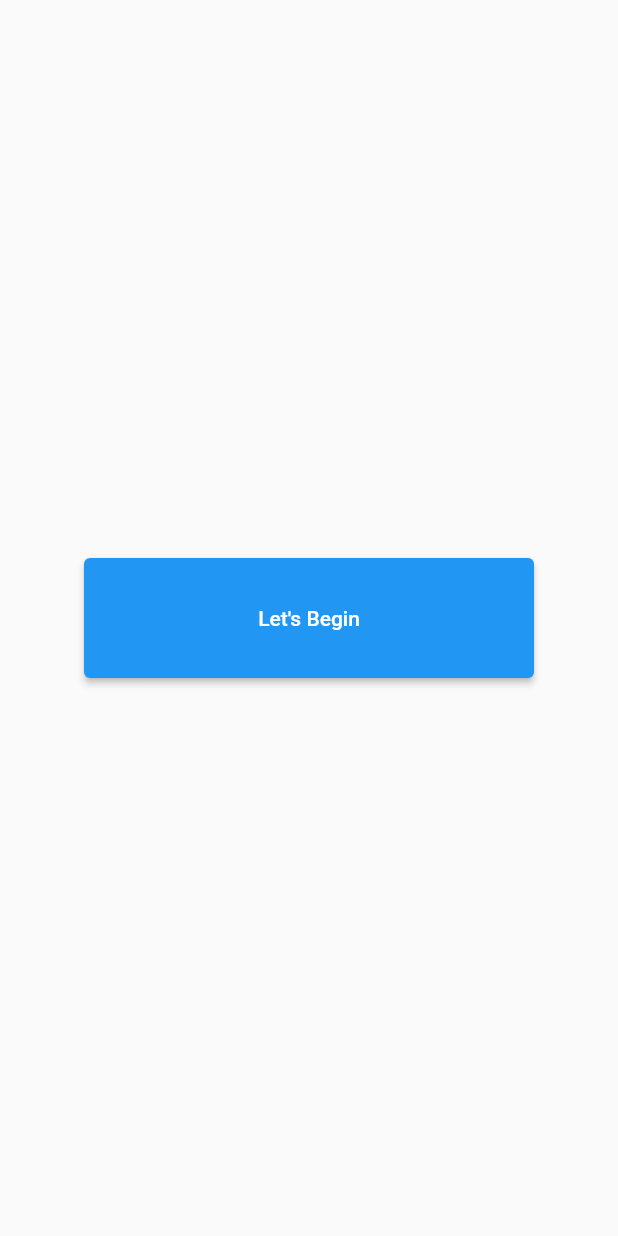
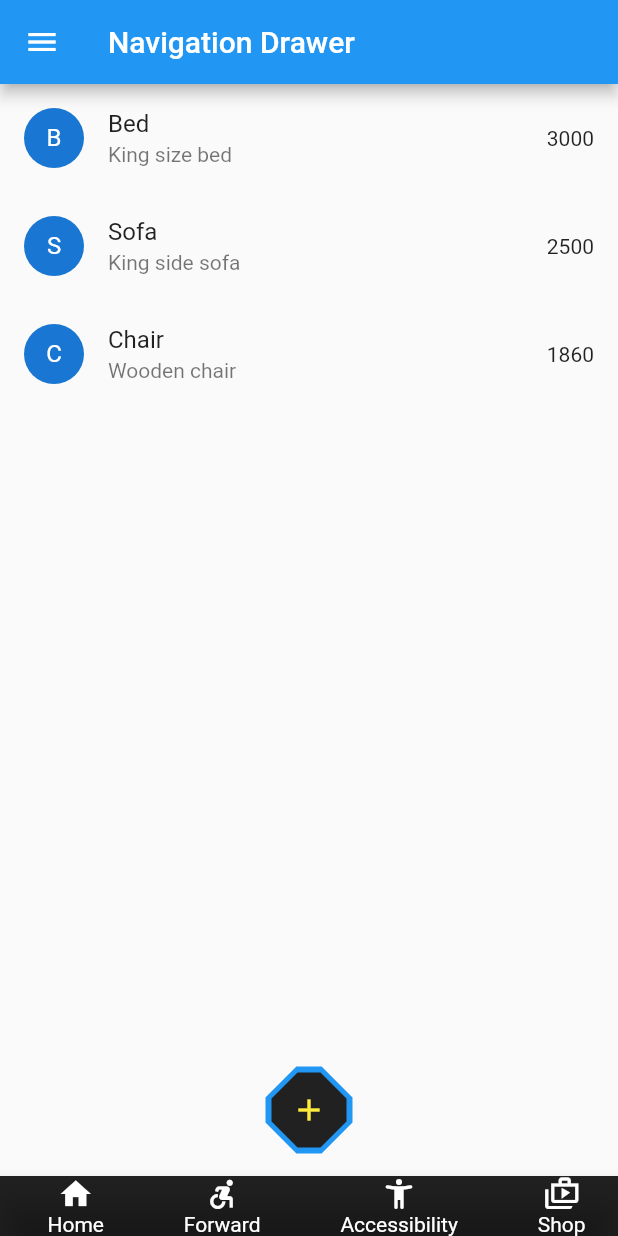
Before and after one commit to HasanBinZaker99/FlutterBasic, a Flutter app: the screen it shows after launch, on a phone screen of 412 x 824 dp. Run offline on Flutter 3.47's test engine with Material 2 defaults, Android fonts, the phone set to English and light mode, and no system bars; our stand-ins replace font_awesome_flutter.

Commit message:
second commit

```diff
--- a/lib/main.dart
+++ b/lib/main.dart
@@ -1,6 +1,9 @@
 import 'package:flutter/material.dart';
 import 'screens/dashboard.dart';
 import 'screens/Home.dart';
+import 'screens/RowsColumns.dart';
+import 'screens/ListView.dart';
+import 'screens/ListViewBuilder.dart';
 
 void main() => runApp(MyApp());
 
@@ -13,6 +16,9 @@ class MyApp extends StatelessWidget {
         title: "My Flutter App",
         debugShowCheckedModeBanner: false,
         // home: Dashboard());
-        home: Home());
+        // home: Home());
+        // home: RowsColumns());
+        //home: ListViews());
+        home: ListViewBuilderEx());
   }
 }
--- /dev/null
+++ b/lib/screens/ListViewBuilder.dart
@@ -0,0 +1,136 @@
+import 'package:flutter/material.dart';
+
+class ListViewBuilderEx extends StatelessWidget {
+  ListViewBuilderEx({super.key});
+
+  List<String> products = ["Bed", "Sofa", "Chair"];
+  List<String> productDetails = [
+    "King size bed",
+    "King side sofa",
+    "Wooden chair"
+  ];
+  List<int> price = [3000, 2500, 1860];
+  @override
+  Widget build(BuildContext context) {
+    return Scaffold(
+      appBar: AppBar(
+        title: Text("Navigation Drawer"),
+      ),
+      drawer: Drawer(
+        child: ListView(
+          children: [
+            // DrawerHeader(
+            //   padding: EdgeInsets.all(0),
+            //   child: Container(
+            //     color: Colors.blue,
+            //     child: Column(children: [Text("Hi")]),
+            //   ),
+            // ),
+            UserAccountsDrawerHeader(
+              accountName: Text("Md Hasan Zaker"),
+              accountEmail: Text("mdhbz99@gmail.com"),
+              currentAccountPicture: CircleAvatar(
+                  foregroundImage: AssetImage("images/images.png")),
+              otherAccountsPictures: [
+                CircleAvatar(
+                  foregroundImage: AssetImage("images/images.png"),
+                ),
+                CircleAvatar(
+                  foregroundImage: AssetImage("images/images.png"),
+                )
+              ],
+            ),
+            ListTile(
+                leading: Icon(Icons.home), title: Text("Home"), onTap: () {}),
+            ListTile(
+                leading: Icon(Icons.shopping_bag),
+                title: Text("Home"),
+                onTap: () {}),
+            ListTile(
+                leading: Icon(Icons.favorite),
+                title: Text("Home"),
+                onTap: () {}),
+          ],
+        ),
+      ),
+      body: Container(
+        child: ListView.builder(
+            itemCount: products.length,
+            itemBuilder: (context, index) {
+              //return Text(index.toString());
+              //return Text(products[index]);
+              return ListTile(
+                leading: CircleAvatar(
+                  child: Text(products[index][0]),
+                ),
+                title: Text(products[index]),
+                subtitle: Text(productDetails[index]),
+                trailing: Text(price[index].toString()),
+              );
+            }),
+      ),
+      floatingActionButtonLocation: FloatingActionButtonLocation.centerFloat,
+      floatingActionButton: FloatingActionButton(
+        onPressed: () {},
+        child: Icon(Icons.add),
+        backgroundColor: Colors.black87,
+        foregroundColor: Colors.yellow,
+        elevation: 0,
+        shape: BeveledRectangleBorder(
+          borderRadius: BorderRadius.circular(20.0),
+          side: BorderSide(
+              color: Colors.blue, width: 2.0, style: BorderStyle.solid),
+        ),
+        //mini: true,
+      ),
+      bottomNavigationBar: BottomAppBar(
+          color: Colors.black87,
+          child: Row(
+            mainAxisAlignment: MainAxisAlignment.spaceAround,
+            mainAxisSize: MainAxisSize.max,
+            children: [
+              Padding(
+                padding: const EdgeInsets.only(left: 10.0),
+                child: Column(mainAxisSize: MainAxisSize.min, children: [
+                  Icon(
+                    Icons.home,
+                    color: Colors.white,
+                  ),
+                  Text("Home", style: TextStyle(color: Colors.white))
+                ]),
+              ),
+              Padding(
+                padding: const EdgeInsets.only(left: 10.0),
+                child: Column(mainAxisSize: MainAxisSize.min, children: [
+                  Icon(
+                    Icons.accessible_forward,
+                    color: Colors.white,
+                  ),
+                  Text("Forward", style: TextStyle(color: Colors.white))
+                ]),
+              ),
+              Padding(
+                padding: const EdgeInsets.only(left: 10.0),
+                child: Column(mainAxisSize: MainAxisSize.min, children: [
+                  Icon(
+                    Icons.accessibility_new_rounded,
+                    color: Colors.white,
+                  ),
+                  Text("Accessibility", style: TextStyle(color: Colors.white))
+                ]),
+              ),
+              Padding(
+                padding: const EdgeInsets.only(left: 10.0),
+                child: Column(mainAxisSize: MainAxisSize.min, children: [
+                  Icon(
+                    Icons.shop_two_outlined,
+                    color: Colors.white,
+                  ),
+                  Text("Shop", style: TextStyle(color: Colors.white))
+                ]),
+              ),
+            ],
+          )),
+    );
+  }
+}
```
Also changed, not shown: lib/screens/Home.dart (+60 -2 lines), lib/screens/ListView.dart (added, +46 -0 lines), lib/screens/RowsColumns.dart (added, +83 -0 lines).
